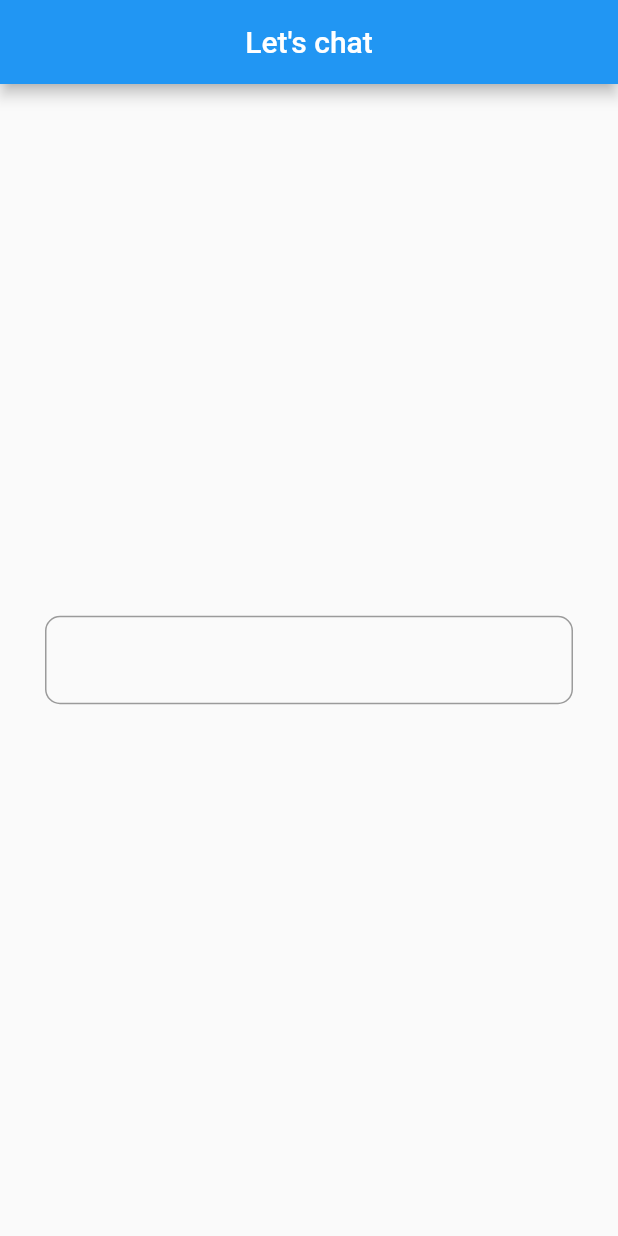
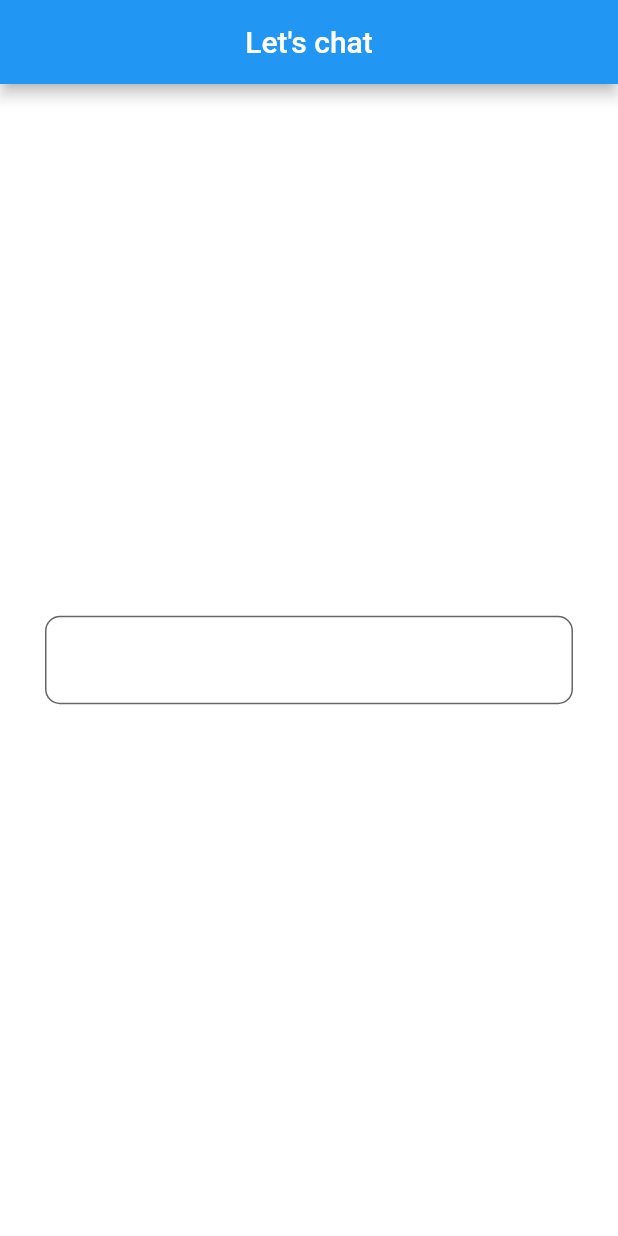
Before and after one commit to Askydev/Blabber, a Flutter app: the screen it shows after launch, on a phone screen of 412 x 824 dp. Run offline on Flutter 3.47's test engine with Material 2 defaults, Android fonts, the phone set to English and light mode, and no system bars.

Commit message:
Screen- LoginS

```diff
--- a/lib/LoginScreen.dart
+++ b/lib/LoginScreen.dart
@@ -24,6 +24,7 @@ class _LoginScreenState extends State<LoginScreen> {
         ),
       ),
       body: Container(
+        color: Colors.white,
         alignment: Alignment.center,
         padding: EdgeInsets.all(30.0),
         child: Column(
@@ -38,6 +39,8 @@ class _LoginScreenState extends State<LoginScreen> {
                     Radius.circular(10.0),
                   ),
                 ),
+                filled: true,
+                fillColor: Colors.white
               ),
             ),
           ],
```
